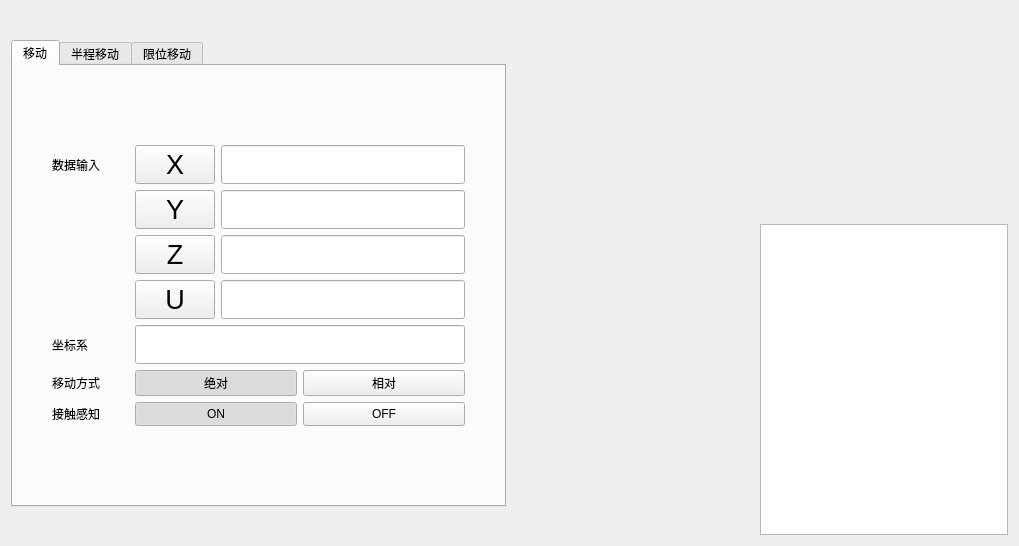
Above: forms/manual/weizhiyidongform.ui from zephyrrr/Camotics_modbus before the change. Below: the same form after it.
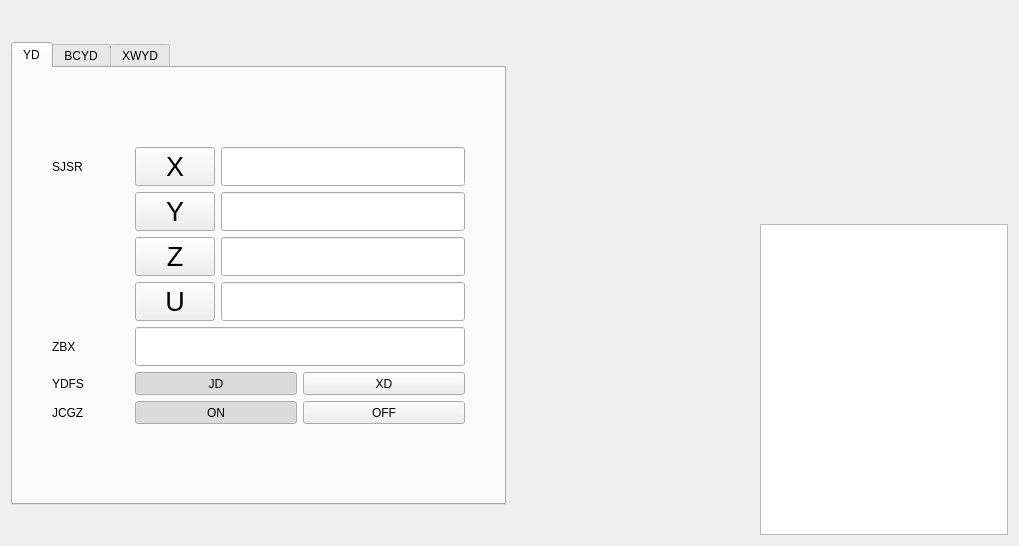
That is the form after the change. Custom widgets are drawn as their Qt base class.

The edit to the form file:
```diff
--- a/forms/manual/weizhiyidongform.ui
+++ b/forms/manual/weizhiyidongform.ui
@@ -44,7 +44,7 @@
          </property>
          <widget class="QWidget" name="tab">
           <attribute name="title">
-           <string>移动</string>
+           <string>YD</string>
           </attribute>
           <layout class="QHBoxLayout" name="horizontalLayout_3">
            <item>
@@ -113,7 +113,7 @@
                 </sizepolicy>
                </property>
                <property name="text">
-                <string>接触感知</string>
+                <string>JCGZ</string>
                </property>
               </widget>
              </item>
@@ -126,7 +126,7 @@
                 </sizepolicy>
                </property>
                <property name="text">
-                <string>移动方式</string>
+                <string>YDFS</string>
                </property>
               </widget>
              </item>
@@ -258,7 +258,7 @@
                 </sizepolicy>
                </property>
                <property name="text">
-                <string>坐标系</string>
+                <string>ZBX</string>
                </property>
               </widget>
              </item>
@@ -273,7 +273,7 @@
                   </sizepolicy>
                  </property>
                  <property name="text">
-                  <string>绝对</string>
+                  <string>JD</string>
                  </property>
                  <property name="checkable">
                   <bool>true</bool>
@@ -295,7 +295,7 @@
                   </sizepolicy>
                  </property>
                  <property name="text">
-                  <string>相对</string>
+                  <string>XD</string>
                  </property>
                  <property name="checkable">
                   <bool>true</bool>
@@ -319,7 +319,7 @@
                 </sizepolicy>
                </property>
                <property name="text">
-                <string>数据输入</string>
+                <string>SJSR</string>
                </property>
               </widget>
              </item>
@@ -428,7 +428,7 @@
          </widget>
          <widget class="QWidget" name="tab_2">
           <attribute name="title">
-           <string>半程移动</string>
+           <string>BCYD</string>
           </attribute>
           <layout class="QHBoxLayout" name="horizontalLayout_14">
            <item>
@@ -733,7 +733,7 @@
          </widget>
          <widget class="QWidget" name="tab_3">
           <attribute name="title">
-           <string>限位移动</string>
+           <string>XWYD</string>
           </attribute>
           <layout class="QHBoxLayout" name="horizontalLayout_21">
            <item>
```
Left out of the diff: 27 changed lines with no effect on the pictures.
